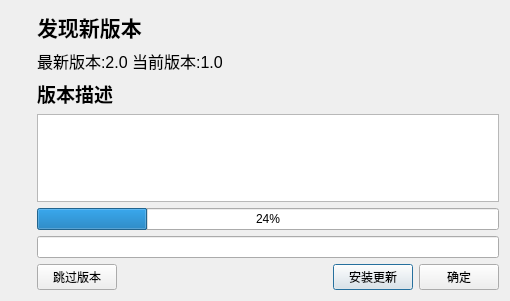
Old version of the form 自动更新模块/ui_winUpdate.ui in the repository duolabmeng6/QtEasyDesigner.
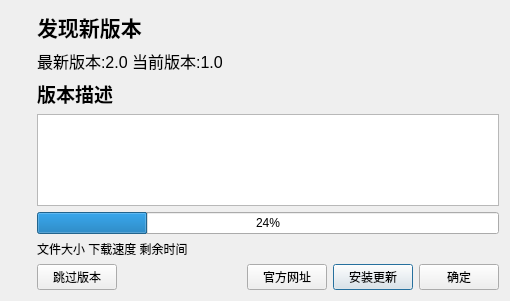
New version of the form. Icons and pictures are not drawn.

Patch:
```diff
--- a/自动更新模块/ui_winUpdate.ui
+++ b/自动更新模块/ui_winUpdate.ui
@@ -110,9 +110,9 @@
       </widget>
      </item>
      <item>
-      <widget class="QLineEdit" name="lineEdit_jdxx">
-       <property name="enabled">
-        <bool>true</bool>
+      <widget class="QLabel" name="label_zt">
+       <property name="text">
+        <string>文件大小 下载速度 剩余时间</string>
        </property>
       </widget>
      </item>
@@ -138,6 +138,13 @@
          </property>
         </spacer>
        </item>
+       <item>
+        <widget class="QPushButton" name="pushButton_gfwz">
+         <property name="text">
+          <string>官方网址</string>
+         </property>
+        </widget>
+       </item>
        <item>
         <widget class="QPushButton" name="pushButton_azgx">
          <property name="text">
```
